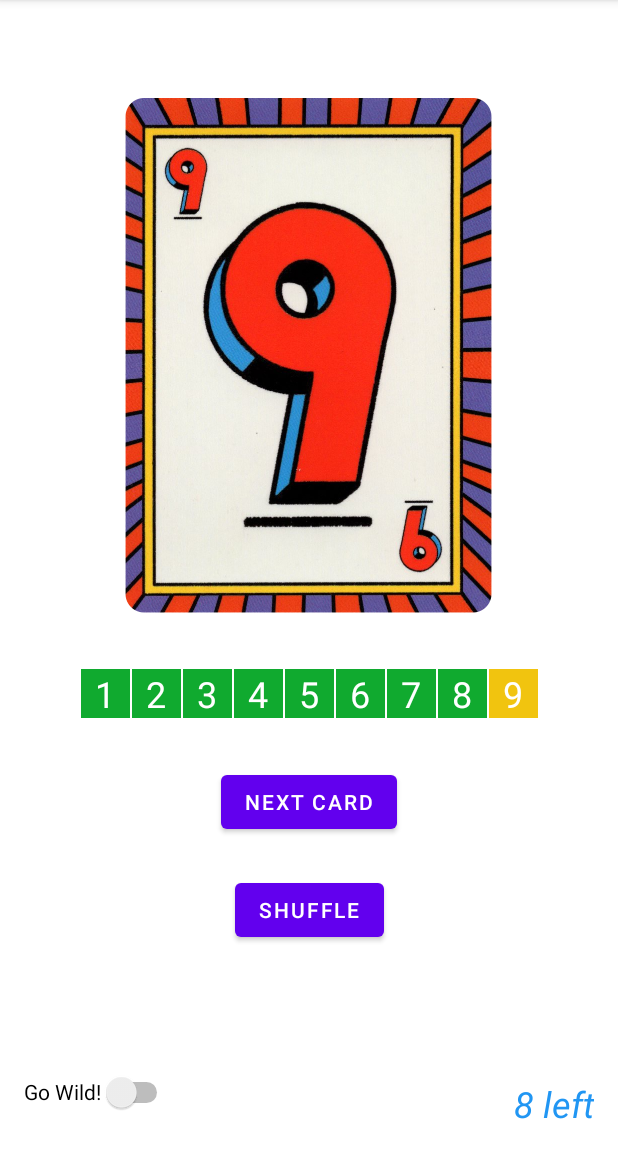
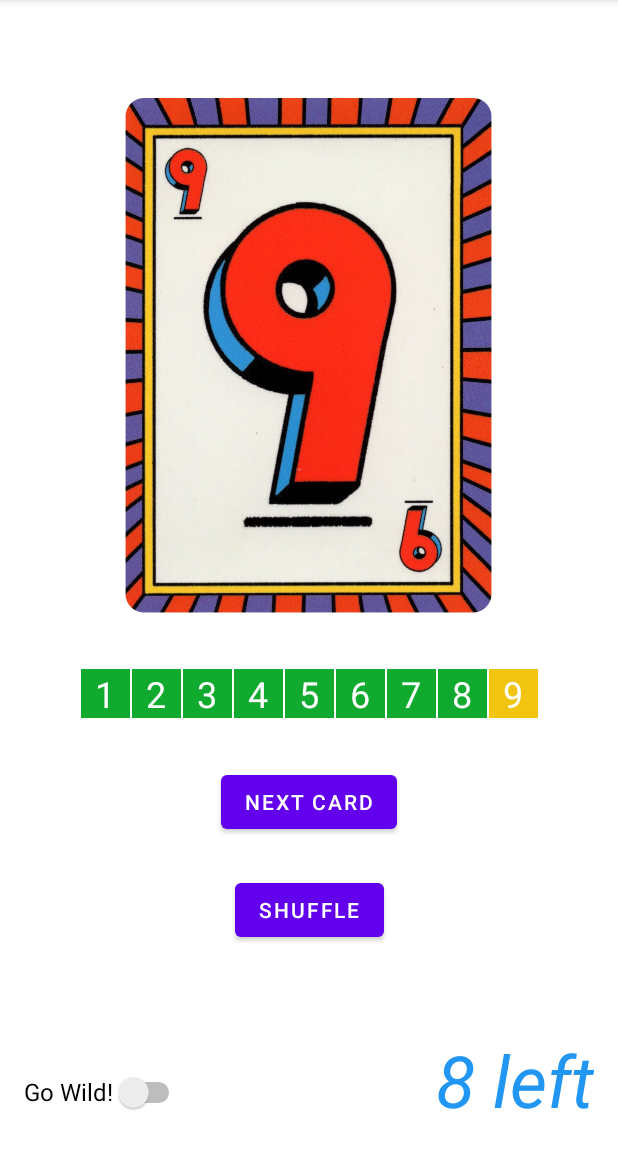
Before and after one commit to markpilloff/supermegaluckybox, an Android app: the screen it shows after launch (MainActivity), after a tap on "NEXT CARD", on a phone screen of 412 x 824 dp, the part 84-1236 px from its top. Run offline under Robolectric (Android 15) with nearby library versions, the phone set to English and light mode, and no system bars.

Commit message:
x2 icon and font tweaks

```diff
--- a/app/src/main/res/layout/activity_main.xml
+++ b/app/src/main/res/layout/activity_main.xml
@@ -179,7 +179,7 @@
         android:layout_marginEnd="16dp"
         android:layout_marginBottom="16dp"
         android:textColor="#2196F3"
-        android:textSize="24sp"
+        android:textSize="48sp"
         android:textStyle="italic"
         app:layout_constraintBottom_toBottomOf="parent"
         app:layout_constraintEnd_toEndOf="parent"
@@ -193,7 +193,22 @@
         android:layout_marginBottom="16dp"
         android:minHeight="48dp"
         android:text="Go Wild!"
+        android:textSize="16sp"
         app:layout_constraintBottom_toBottomOf="parent"
         app:layout_constraintStart_toStartOf="parent" />
 
+    <ImageView
+        android:id="@+id/x2"
+        android:layout_width="128dp"
+        android:layout_height="128dp"
+        android:visibility="invisible"
+        app:layout_constraintBottom_toBottomOf="@+id/card_view"
+        app:layout_constraintEnd_toEndOf="@+id/card_view"
+        app:layout_constraintHorizontal_bias="0.77"
+        app:layout_constraintStart_toStartOf="@+id/card_view"
+        app:layout_constraintTop_toTopOf="@+id/card_view"
+        app:layout_constraintVertical_bias="0.71000004"
+        app:srcCompat="@drawable/x2_better"
+        tools:visibility="visible" />
+
 </androidx.constraintlayout.widget.ConstraintLayout>
```
Also changed, not shown: app/src/main/java/com/example/supermegaluckybox/MainActivity.kt (+23 -19 lines), app/src/main/res/drawable/x2_better.png (added).
